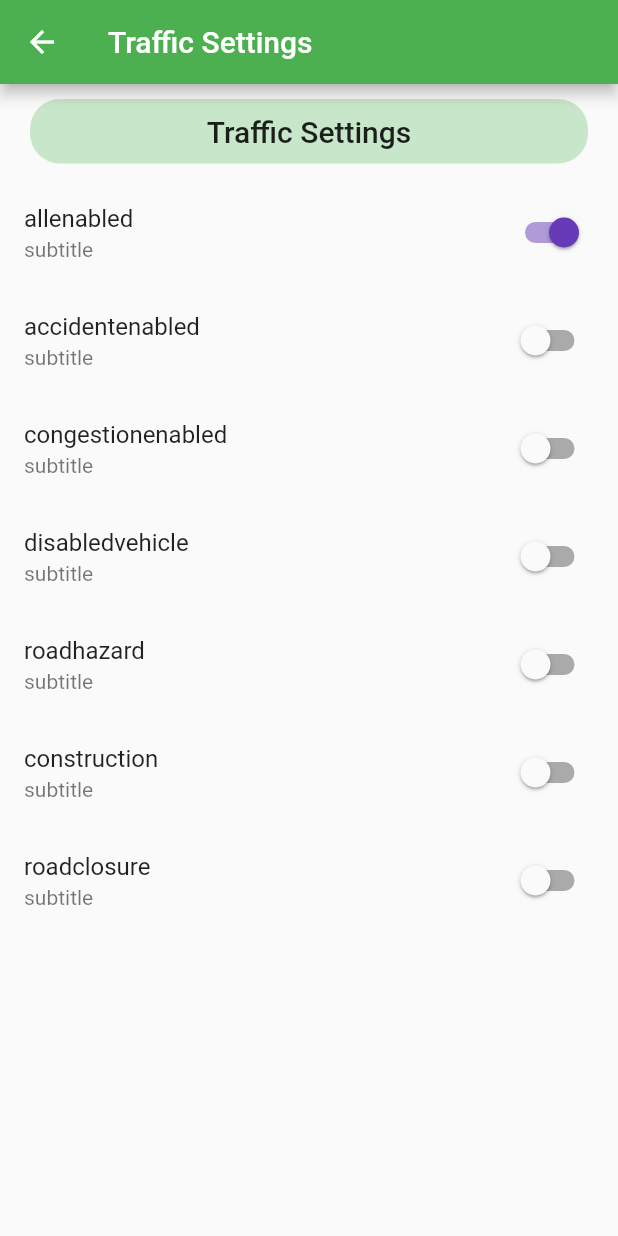
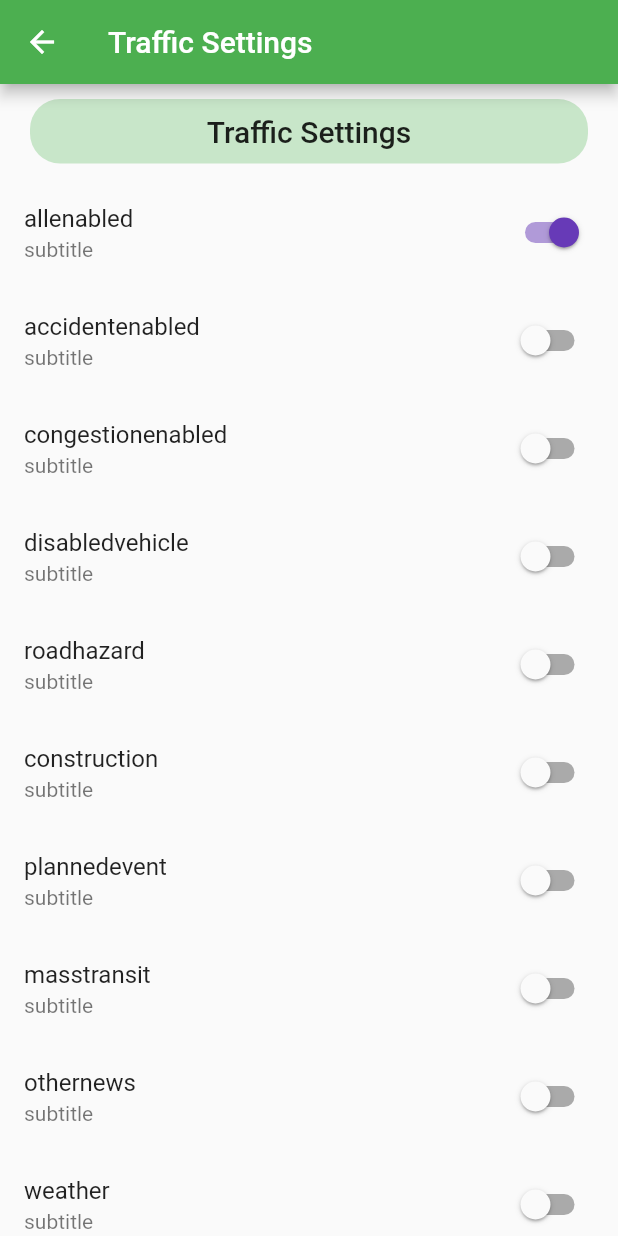
Before and after one commit to dmottcouk/holidayapp2, a Flutter app: the TrafficFiltersScreen screen opened by its route, on a phone screen of 412 x 824 dp. Run offline on Flutter 3.47's test engine with Material 2 defaults, Android fonts, the phone set to English and light mode, and no system bars; our stand-ins replace google_maps_flutter, latlong, location.

Commit message:
work on traffic screen

```diff
--- a/lib/helpers/currenttraffic_helper.dart
+++ b/lib/helpers/currenttraffic_helper.dart
@@ -73,7 +73,6 @@ class CurrentTrafficHelper {
             upperRightCornerLatitude.toString() +
             ',' +
             upperRightCornerLongitude.toString(),
-
         'criticality': 'critical,major'
       });
       print('final uri = ${trafficuri.toString()}');
@@ -198,7 +197,6 @@ class CurrentTrafficHelper {
             upperRightCornerLatitude.toString() +
             ',' +
             upperRightCornerLongitude.toString(),
-
         'criticality': 'critical,major'
       });
       print('final uri = ${trafficuri.toString()}');
@@ -225,20 +223,45 @@ class CurrentTrafficHelper {
         if (trafficsettings['construction'] == true) {
           tyappend += ',Construction';
         }
-
+        if (trafficsettings['plannedevent'] == true) {
+          tyappend += ',PlannedEvent';
+        }
+        if (trafficsettings['masstransit'] == true) {
+          tyappend += ',MassTransit';
+        }
+        if (trafficsettings['othernews'] == true) {
+          tyappend += ',OtherNews';
+        }
+        if (trafficsettings['weather'] == true) {
+          tyappend += ',Weather';
+        }
+        if (trafficsettings['misc'] == true) {
+          tyappend += ',Misc';
+        }
+        if (trafficsettings['roadclosure'] == true) {
+          tyappend += ',RoadClosure';
+        }
+        if (trafficsettings['lanerestriction'] == true) {
+          tyappend += ',LaneRestriction';
+        }
         myUri += tyappend;
       }
 
       print('final uri with filters = ${myUri}');
 
       //_mastertrafficsettings = {
-      //    'allenabled': true,
-      //    'accidentenabled': false,
-      //    'congestionenabled': false,
-      //    'disabledvehicle': false,
-      //    'roadhazard': false,
-      //    'construction': false,
-      //    'roadclosure': false
+    //   'accident': accidentCount,
+    //  'congestion': congestionCount,
+    //  'disabledvehicle': disabledvehicleCount,
+    //  'roadhazard': roadhazardCount,
+    //  'construction': constructionCount,
+    //  'plannedevent': plannedeventCount,
+    //  'masstransit': masstransitCount,
+    //  'othernews': othernewsCount,
+    //  'weather': weatherCount,
+    //  'misc': miscCount,
+    //  'roadclosure': roadclosureCount,
+    //  'lanerestriction': lanerestrictionCount
       //  };
 
       //final http.Response trafficresponse = await http.get(trafficuri);
@@ -262,8 +285,8 @@ class CurrentTrafficHelper {
       DateTime datestamp = DateTime.parse(fmtdatestamp);
       print('the event timestamp will be .... ${datestamp.toIso8601String()}');
       print('tRAFFICITEMS to string is ${tevents.tRAFFICITEMS.toString()}');
-      if((!tevents.tRAFFICITEMS.toString().contains('TRAFFICITEM')) || (tevents.tRAFFICITEMS.tRAFFICITEM.length == 0))
-      {
+      if ((!tevents.tRAFFICITEMS.toString().contains('TRAFFICITEM')) ||
+          (tevents.tRAFFICITEMS.tRAFFICITEM.length == 0)) {
         print('Traffic with filter no results. Return empty list');
         return events;
       }
--- a/lib/providers/currenttrafficsettings_provider.dart
+++ b/lib/providers/currenttrafficsettings_provider.dart
@@ -11,7 +11,13 @@ class CurrentTrafficSettingsProvider extends ChangeNotifier {
       'disabledvehicle': false,
       'roadhazard': false,
       'construction': false,
-      'roadclosure': false
+      'plannedevent': false,
+      'masstransit': false,
+      'othernews': false,
+      'weather': false,
+      'misc': false,
+      'roadclosure': false,
+      'lanerestriction': false
     };
   }
 
@@ -45,7 +51,13 @@ class CurrentTrafficSettingsProvider extends ChangeNotifier {
         'disabledvehicle': false,
         'roadhazard': false,
         'construction': false,
-        'roadclosure': false
+        'plannedevent': false,
+        'masstransit': false,
+        'othernews': false,
+        'weather': false,
+        'misc': false,
+        'roadclosure': false,
+        'lanerestriction': false
       };
     }
     // for now just create a blank
@@ -67,11 +79,16 @@ class CurrentTrafficSettingsProvider extends ChangeNotifier {
       _mastertrafficsettings = {
         'allenabled': true,
         'accidentenabled': false,
-        'congestionenabled': false,
         'disabledvehicle': false,
         'roadhazard': false,
         'construction': false,
-        'roadclosure': false
+        'plannedevent': false,
+        'masstransit': false,
+        'othernews': false,
+        'weather': false,
+        'misc': false,
+        'roadclosure': false,
+        'lanerestriction': false
       };
     }
     notifyListeners();
```
Also changed, not shown: lib/pages/current_traffic_page.dart (+65 -5 lines), lib/providers/currenttrafficevents_provider.dart (+85 -13 lines), lib/widgets/traffic_card.dart (+7 -4 lines).
